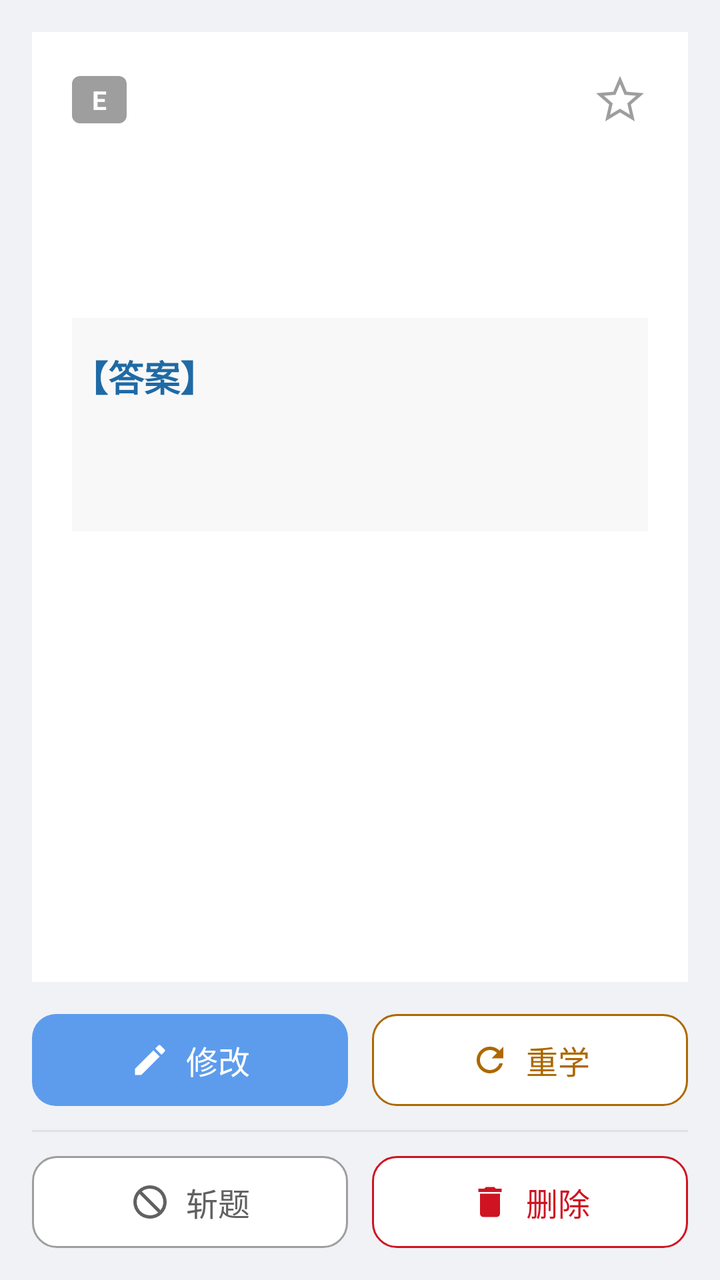
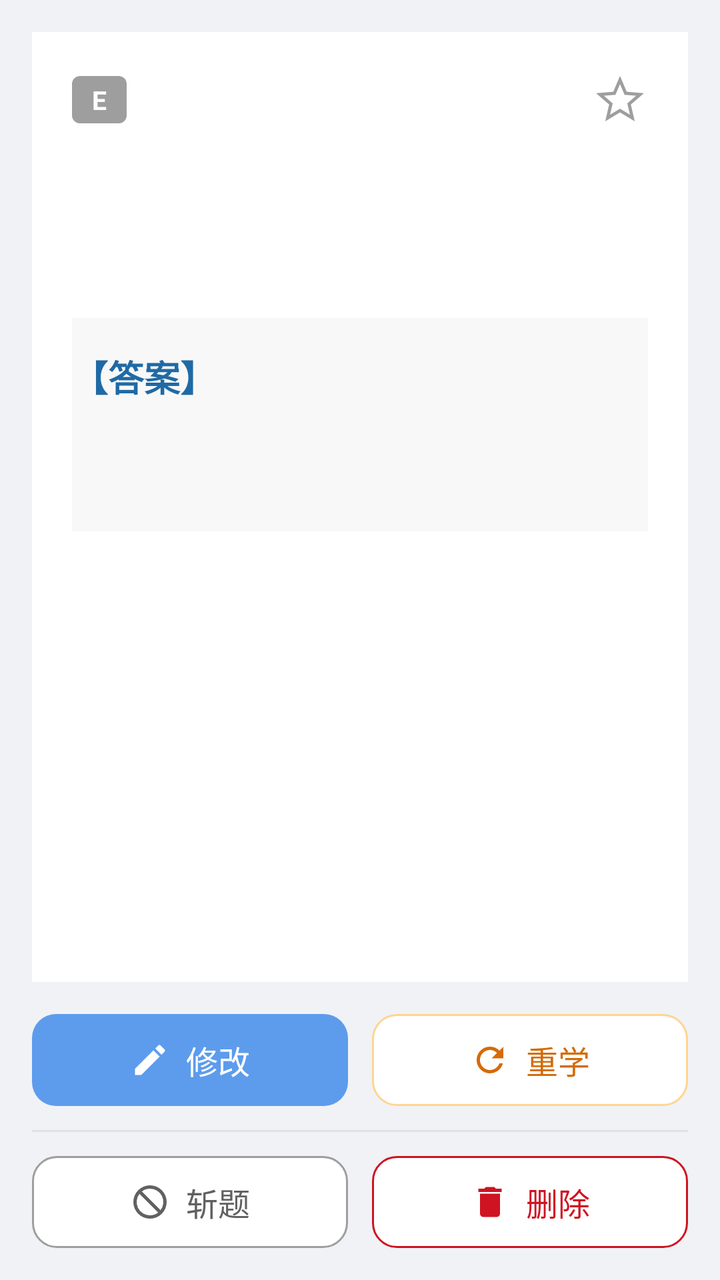

An Android layout rendered at two revisions. The XML below is the earlier revision; the diff shows what the commit changed to produce the second picture.
<!-- AndroidManifest.xml: application theme Theme.Demo -->
<!-- res/layout/activity_question_detail.xml -->
<?xml version="1.0" encoding="utf-8"?>
<LinearLayout
    xmlns:android="http://schemas.android.com/apk/res/android"
    xmlns:app="http://schemas.android.com/apk/res-auto"
    android:layout_width="match_parent"
    android:layout_height="match_parent"
    android:orientation="vertical"
    android:background="@color/page_bg"
    android:padding="16dp">

    <androidx.core.widget.NestedScrollView
        android:layout_width="match_parent"
        android:layout_height="0dp"
        android:layout_weight="1"
        android:background="@android:color/white"
        android:padding="20dp">

        <LinearLayout
            android:layout_width="match_parent"
            android:layout_height="wrap_content"
            android:orientation="vertical">

            
            <LinearLayout
                android:layout_width="match_parent"
                android:layout_height="wrap_content"
                android:orientation="horizontal"
                android:gravity="center_vertical"
                android:layout_marginBottom="12dp">

                <TextView
                    android:id="@+id/tv_level_badge"
                    android:layout_width="wrap_content"
                    android:layout_height="wrap_content"
                    android:background="@drawable/bg_level_badge"
                    android:paddingHorizontal="10dp"
                    android:paddingVertical="3dp"
                    android:textColor="@android:color/white"
                    android:textSize="13sp"
                    android:textStyle="bold"
                    android:text="E" />

                <TextView
                    android:id="@+id/tv_excluded_badge"
                    android:layout_width="wrap_content"
                    android:layout_height="wrap_content"
                    android:layout_marginStart="8dp"
                    android:background="@drawable/bg_level_badge"
                    android:paddingHorizontal="10dp"
                    android:paddingVertical="3dp"
                    android:textColor="@android:color/white"
                    android:textSize="13sp"
                    android:textStyle="bold"
                    android:text="已斩"
                    android:visibility="gone" />

                <View
                    android:layout_width="0dp"
                    android:layout_height="1dp"
                    android:layout_weight="1" />

                <ImageView
                    android:id="@+id/btn_favorite"
                    android:layout_width="28dp"
                    android:layout_height="28dp"
                    android:padding="2dp"
                    android:foreground="?attr/selectableItemBackground"
                    android:clickable="true"
                    android:focusable="true"
                    android:src="@drawable/ic_star_outline"
                    android:contentDescription="收藏" />
            </LinearLayout>

            <LinearLayout
                android:id="@+id/encounter_block"
                android:layout_width="match_parent"
                android:layout_height="wrap_content"
                android:orientation="vertical"
                android:layout_marginBottom="15dp"
                android:visibility="gone">

                <TextView
                    android:id="@+id/tv_enc_id"
                    android:layout_width="wrap_content"
                    android:layout_height="wrap_content"
                    android:textColor="@color/detail_text_secondary"
                    android:textSize="12sp"
                    android:singleLine="true"
                    android:clickable="true"
                    android:focusable="true"
                    android:foreground="?attr/selectableItemBackground"
                    android:contentDescription="复制本题ID" />

                <TextView
                    android:id="@+id/tv_enc_count"
                    android:layout_width="wrap_content"
                    android:layout_height="wrap_content"
                    android:layout_marginTop="4dp"
                    android:textColor="@color/detail_text_secondary"
                    android:textSize="12sp"
                    android:singleLine="true" />

                <TextView
                    android:id="@+id/tv_enc_time"
                    android:layout_width="wrap_content"
                    android:layout_height="wrap_content"
                    android:layout_marginTop="4dp"
                    android:textColor="@color/detail_text_secondary"
                    android:textSize="12sp"
                    android:singleLine="true" />
            </LinearLayout>

            <TextView
                android:id="@+id/tv_question"
                android:layout_width="match_parent"
                android:layout_height="wrap_content"
                android:textSize="20sp"
                android:textColor="@color/detail_text_primary"
                android:lineSpacingExtra="8dp" />

            <HorizontalScrollView
                android:layout_width="match_parent"
                android:layout_height="wrap_content"
                android:layout_marginTop="16dp">
                <LinearLayout
                    android:id="@+id/review_image_layout"
                    android:layout_width="wrap_content"
                    android:layout_height="wrap_content"
                    android:orientation="horizontal"
                    android:padding="8dp" />
            </HorizontalScrollView>

            <LinearLayout
                android:id="@+id/answer_layout"
                android:layout_width="match_parent"
                android:layout_height="wrap_content"
                android:orientation="vertical"
                android:layout_marginTop="24dp"
                android:paddingTop="16dp"
                android:background="#f8f8f8">

                <TextView
                    android:layout_width="wrap_content"
                    android:layout_height="wrap_content"
                    android:text="【答案】"
                    android:textSize="18sp"
                    android:textStyle="bold"
                    android:textColor="#1f6aa5" />

                <TextView
                    android:id="@+id/tv_answer"
                    android:layout_width="match_parent"
                    android:layout_height="wrap_content"
                    android:textSize="18sp"
                    android:textColor="@color/detail_text_primary"
                    android:layout_marginTop="8dp" />

                <HorizontalScrollView
                    android:layout_width="match_parent"
                    android:layout_height="wrap_content"
                    android:layout_marginTop="16dp">
                    <LinearLayout
                        android:id="@+id/answer_image_layout"
                        android:layout_width="wrap_content"
                        android:layout_height="wrap_content"
                        android:orientation="horizontal"
                        android:padding="8dp" />
                </HorizontalScrollView>

            </LinearLayout>

        </LinearLayout>

    </androidx.core.widget.NestedScrollView>

    
    <LinearLayout
        android:id="@+id/action_group"
        android:layout_width="match_parent"
        android:layout_height="wrap_content"
        android:orientation="vertical"
        android:layout_marginTop="16dp">

        
        <LinearLayout
            android:layout_width="match_parent"
            android:layout_height="wrap_content"
            android:orientation="horizontal">

            <LinearLayout
                android:id="@+id/btn_edit"
                android:layout_width="0dp"
                android:layout_weight="1"
                android:layout_height="46dp"
                android:orientation="horizontal"
                android:gravity="center"
                android:background="@drawable/bg_detail_primary"
                android:foreground="?attr/selectableItemBackground"
                android:clickable="true"
                android:focusable="true">

                <ImageView
                    android:layout_width="20dp"
                    android:layout_height="20dp"
                    android:layout_marginEnd="8dp"
                    android:src="@drawable/ic_detail_edit"
                    android:contentDescription="修改" />

                <TextView
                    android:layout_width="wrap_content"
                    android:layout_height="wrap_content"
                    android:text="修改"
                    android:textColor="@android:color/white"
                    android:textSize="16sp" />
            </LinearLayout>

            <LinearLayout
                android:id="@+id/btn_restudy"
                android:layout_width="0dp"
                android:layout_weight="1"
                android:layout_height="46dp"
                android:layout_marginStart="12dp"
                android:orientation="horizontal"
                android:gravity="center"
                android:background="@drawable/bg_detail_outline_warn"
                android:foreground="?attr/selectableItemBackground"
                android:clickable="true"
                android:focusable="true">

                <ImageView
                    android:layout_width="20dp"
                    android:layout_height="20dp"
                    android:layout_marginEnd="8dp"
                    android:src="@drawable/ic_detail_restudy"
                    android:contentDescription="重学" />

                <TextView
                    android:layout_width="wrap_content"
                    android:layout_height="wrap_content"
                    android:text="重学"
                    android:textColor="@color/state_warn_text"
                    android:textSize="16sp" />
            </LinearLayout>
        </LinearLayout>

        
        <View
            android:layout_width="match_parent"
            android:layout_height="1dp"
            android:background="@color/detail_divider"
            android:layout_marginTop="12dp"
            android:layout_marginBottom="12dp" />

        
        <LinearLayout
            android:layout_width="match_parent"
            android:layout_height="wrap_content"
            android:orientation="horizontal">

            <LinearLayout
                android:id="@+id/btn_exclude"
                android:layout_width="0dp"
                android:layout_weight="1"
                android:layout_height="46dp"
                android:orientation="horizontal"
                android:gravity="center"
                android:background="@drawable/bg_detail_outline_gray"
                android:foreground="?attr/selectableItemBackground"
                android:clickable="true"
                android:focusable="true">

                <ImageView
                    android:id="@+id/btn_exclude_icon"
                    android:layout_width="20dp"
                    android:layout_height="20dp"
                    android:layout_marginEnd="8dp"
                    android:src="@drawable/ic_detail_exclude"
                    android:contentDescription="斩题" />

                <TextView
                    android:id="@+id/btn_exclude_text"
                    android:layout_width="wrap_content"
                    android:layout_height="wrap_content"
                    android:text="斩题"
                    android:textColor="@color/detail_text_secondary"
                    android:textSize="16sp" />
            </LinearLayout>

            <LinearLayout
                android:id="@+id/btn_delete"
                android:layout_width="0dp"
                android:layout_weight="1"
                android:layout_height="46dp"
                android:layout_marginStart="12dp"
                android:orientation="horizontal"
                android:gravity="center"
                android:background="@drawable/bg_detail_outline_danger"
                android:foreground="?attr/selectableItemBackground"
                android:clickable="true"
                android:focusable="true">

                <ImageView
                    android:layout_width="20dp"
                    android:layout_height="20dp"
                    android:layout_marginEnd="8dp"
                    android:src="@drawable/ic_detail_delete"
                    android:contentDescription="删除" />

                <TextView
                    android:layout_width="wrap_content"
                    android:layout_height="wrap_content"
                    android:text="删除"
                    android:textColor="@color/state_danger_text"
                    android:textSize="16sp" />
            </LinearLayout>
        </LinearLayout>

    </LinearLayout>

</LinearLayout>
<!-- resources referenced by this layout -->
<resources>
  <color name="detail_divider">#E0E0E0</color>
  <color name="detail_text_primary">#333333</color>
  <color name="detail_text_secondary">#616161</color>
  <color name="page_bg">#F0F2F5</color>
  <color name="state_danger_text">#CF1322</color>
  <color name="state_warn_text">#AD6800</color>
  <!-- drawable bg_detail_outline_danger (drawable) -->
  <?xml version="1.0" encoding="utf-8"?>
  <shape xmlns:android="http://schemas.android.com/apk/res/android"
      android:shape="rectangle">
      <corners android:radius="@dimen/corner_control" />
      <solid android:color="#FFFFFF" />
      <stroke android:width="1dp" android:color="@color/state_danger_text" />
  </shape>
  <!-- drawable bg_detail_outline_gray (drawable) -->
  <?xml version="1.0" encoding="utf-8"?>
  <shape xmlns:android="http://schemas.android.com/apk/res/android"
      android:shape="rectangle">
      <corners android:radius="@dimen/corner_control" />
      <solid android:color="#FFFFFF" />
      <stroke android:width="1dp" android:color="@color/detail_secondary_stroke" />
  </shape>
  <!-- drawable bg_detail_outline_warn (drawable) -->
  <?xml version="1.0" encoding="utf-8"?>
  <shape xmlns:android="http://schemas.android.com/apk/res/android"
      android:shape="rectangle">
      <corners android:radius="@dimen/corner_control" />
      <solid android:color="#FFFFFF" />
      <stroke android:width="1dp" android:color="@color/state_warn_text" />
  </shape>
  <!-- drawable bg_detail_primary (drawable) -->
  <?xml version="1.0" encoding="utf-8"?>
  <shape xmlns:android="http://schemas.android.com/apk/res/android"
      android:shape="rectangle">
      <corners android:radius="@dimen/corner_control" />
      <solid android:color="@color/action_primary" />
  </shape>
  <!-- drawable bg_level_badge (drawable) -->
  <?xml version="1.0" encoding="utf-8"?>
  <shape xmlns:android="http://schemas.android.com/apk/res/android"
      android:shape="rectangle">
      <corners android:radius="4dp"/>
      <solid android:color="#9e9e9e"/>
  </shape>
  <!-- drawable ic_detail_delete (drawable) -->
  <?xml version="1.0" encoding="utf-8"?>
  <vector xmlns:android="http://schemas.android.com/apk/res/android"
      android:width="24dp"
      android:height="24dp"
      android:viewportWidth="24"
      android:viewportHeight="24"
      android:tint="@color/state_danger_text">
      <path
          android:fillColor="#FFFFFF"
          android:pathData="M6,19a2,2 0,0 0,2 2h8a2,2 0,0 0,2 -2V7H6zM19,4h-3.5l-1,-1h-5l-1,1H5v2h14z" />
  </vector>
  <!-- drawable ic_detail_restudy (drawable) -->
  <?xml version="1.0" encoding="utf-8"?>
  <vector xmlns:android="http://schemas.android.com/apk/res/android"
      android:width="24dp"
      android:height="24dp"
      android:viewportWidth="24"
      android:viewportHeight="24"
      android:tint="@color/state_warn_text">
      <path
          android:fillColor="#FFFFFF"
          android:pathData="M17.65,6.35A7.95,7.95 0,0 0,12 4a8,8 0,1 0,7.73,10h-2.08A6,6 0,1 1,12 6c1.66,0 3.14,0.69 4.22,1.78L13,11h7V4l-2.35,2.35z" />
  </vector>
  <style name="Theme.Demo" parent="Base.Theme.Demo" />
  <dimen name="corner_control">12dp</dimen>
  <color name="detail_secondary_stroke">#9E9E9E</color>
  <color name="action_primary">#5D9CEC</color>
  <color name="white">#FFFFFFFF</color>
  <style name="Base.Theme.Demo" parent="Theme.Material3.DayNight.NoActionBar">
          
          <item name="android:statusBarColor">@color/home_bg</item>
          <item name="android:windowLightStatusBar">true</item>
          <item name="android:navigationBarColor">@color/home_bg</item>
          <item name="android:windowLightNavigationBar" tools:targetApi="o_mr1">true</item>
          <item name="android:enforceNavigationBarContrast" tools:targetApi="q">false</item>
      </style>
  <color name="home_bg">@color/page_bg</color>
  <!-- unchanged entries left out for length: 3 -->
</resources>

<!-- the commit's change to res/layout/activity_question_detail.xml (unified diff, before → after) -->
@@ -238,7 +238,7 @@
                     android:layout_width="wrap_content"
                     android:layout_height="wrap_content"
                     android:text="重学"
-                    android:textColor="@color/state_warn_text"
+                    android:textColor="@color/state_warn_strong"
                     android:textSize="16sp" />
             </LinearLayout>
         </LinearLayout>
<!-- resource entries referenced after the edit -->
@@ -5,7 +5,7 @@
   <color name="detail_text_secondary">#616161</color>
   <color name="page_bg">#F0F2F5</color>
   <color name="state_danger_text">#CF1322</color>
-  <color name="state_warn_text">#AD6800</color>
+  <color name="state_warn_strong">#D46B08</color>
   <!-- drawable bg_detail_outline_danger (drawable) -->
   <?xml version="1.0" encoding="utf-8"?>
   <shape xmlns:android="http://schemas.android.com/apk/res/android"
@@ -28,7 +28,7 @@
       android:shape="rectangle">
       <corners android:radius="@dimen/corner_control" />
       <solid android:color="#FFFFFF" />
-      <stroke android:width="1dp" android:color="@color/state_warn_text" />
+      <stroke android:width="1dp" android:color="@color/state_warn_stroke" />
   </shape>
   <!-- drawable bg_detail_primary (drawable) -->
   <?xml version="1.0" encoding="utf-8"?>
@@ -63,7 +63,7 @@
       android:height="24dp"
       android:viewportWidth="24"
       android:viewportHeight="24"
-      android:tint="@color/state_warn_text">
+      android:tint="@color/state_warn_strong">
       <path
           android:fillColor="#FFFFFF"
           android:pathData="M17.65,6.35A7.95,7.95 0,0 0,12 4a8,8 0,1 0,7.73,10h-2.08A6,6 0,1 1,12 6c1.66,0 3.14,0.69 4.22,1.78L13,11h7V4l-2.35,2.35z" />
@@ -71,6 +71,7 @@
   <style name="Theme.Demo" parent="Base.Theme.Demo" />
   <dimen name="corner_control">12dp</dimen>
   <color name="detail_secondary_stroke">#9E9E9E</color>
+  <color name="state_warn_stroke">#FFD591</color>
   <color name="action_primary">#5D9CEC</color>
   <color name="white">#FFFFFFFF</color>
   <style name="Base.Theme.Demo" parent="Theme.Material3.DayNight.NoActionBar">
